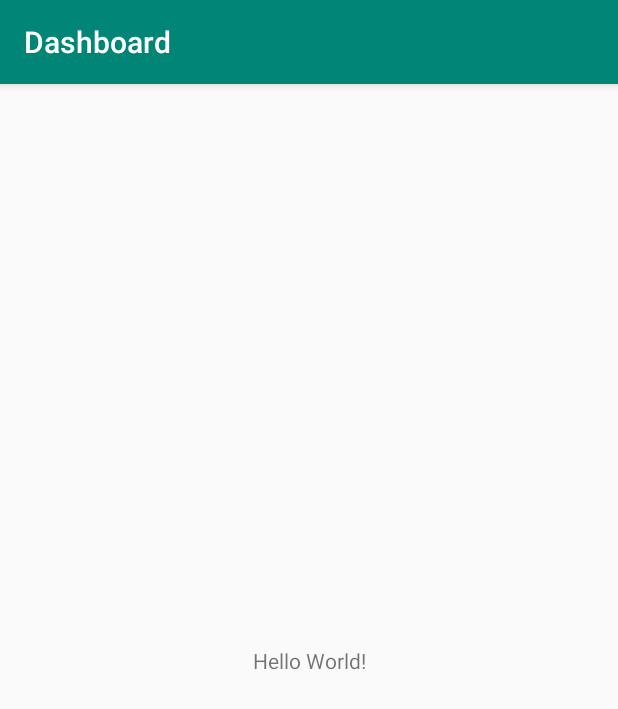
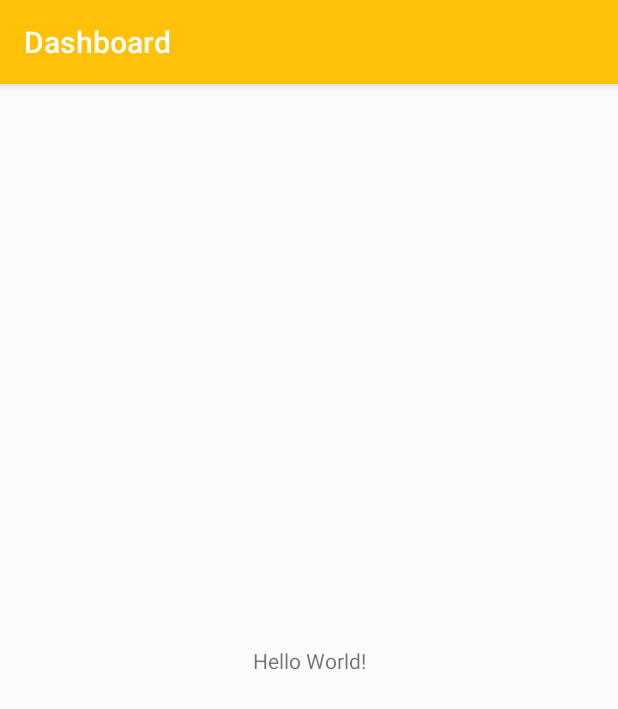
Before and after one commit to nosrednawall/Dashboard-android, an Android app: the screen it shows after launch (MainActivity), on a phone screen of 412 x 824 dp. Shown: the top 709 px of the screen. Run offline under Robolectric (Android 15) with nearby library versions, the phone set to English and light mode, and no system bars.

Commit message:
inserido o arquivo colors na pasta certa

```diff
--- a/app/src/main/res/values/colors.xml
+++ b/app/src/main/res/values/colors.xml
@@ -1,6 +1,17 @@
 <?xml version="1.0" encoding="utf-8"?>
 <resources>
-    <color name="colorPrimary">#008577</color>
-    <color name="colorPrimaryDark">#00574B</color>
-    <color name="colorAccent">#D81B60</color>
+    <color name="colorPrimary">#FFC107</color>
+    <color name="colorPrimaryDark">#FFA000</color>
+    <color name="backgroundcolor">#fcfcfc</color>
+    <color name="lightgray">#ededed</color>
+    <color name="deeppurple">#7c4dff</color>
+    <color name="yello">#ffb300</color>
+    <color name="green">#00bfa5</color>
+    <color name="colorAccent">#FF4081</color>
+    <color name="darkblue">#23283a</color>
+    <color name="testcolorblue">#152b38</color>
+    <color name="pink">#fe104d</color>
+
+    <color name="transparente"> #00FFFF00</color>
+    <color name="black_overlay">#66000000</color>
 </resources>
```
Also changed, not shown: app/src/main/java/com/anderson/dashboard/colors.xml (deleted, +0 -16 lines).
